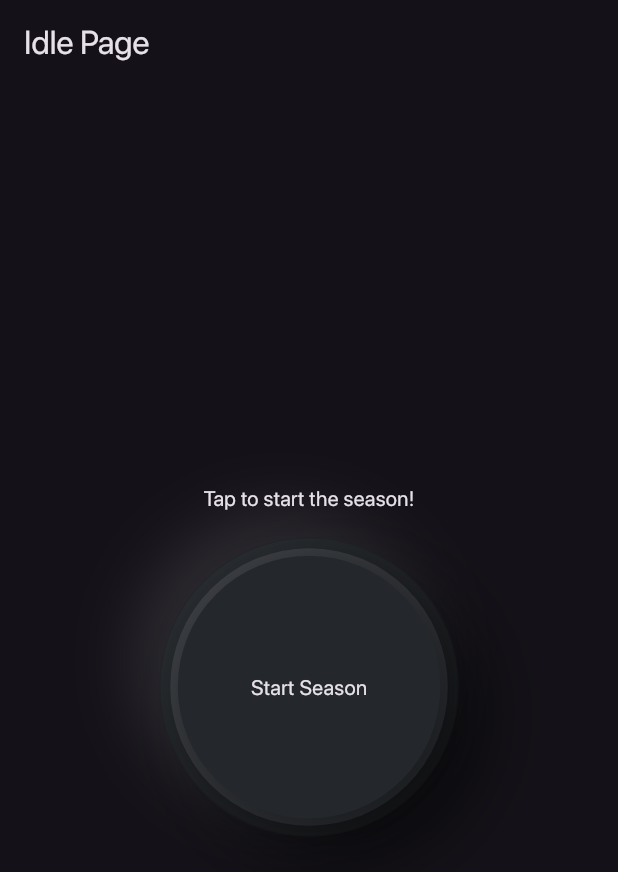
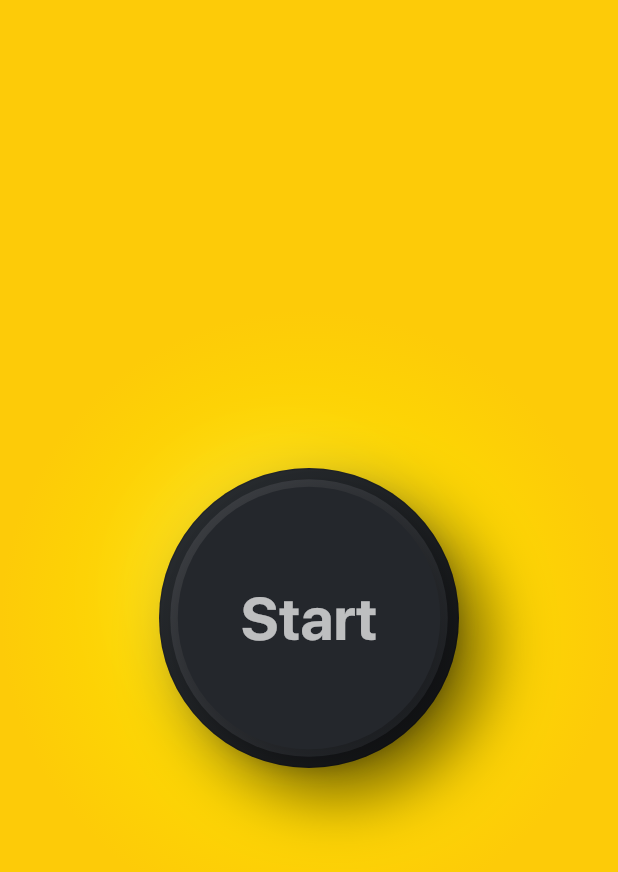
Before and after one commit to Snapp-X/m_and_m, a Flutter app: the screen it shows after launch, on a phone screen of 412 x 824 dp. Shown: the top 872 px of the screen. Run offline on Flutter 3.47's test engine with Material 3 defaults, Android fonts, the phone set to English and light mode, and no system bars; our stand-ins replace flutter_riverpod, freezed_annotation, go_router, recase; missing offline and left inert: dbus, neumorphic_ui; generated files the repository leaves out were written again.

Commit message:
add idle page UI

```diff
--- a/lib/src/features/idle/presentation/page/idle_page.dart
+++ b/lib/src/features/idle/presentation/page/idle_page.dart
@@ -9,24 +9,34 @@ class IdlePage extends ConsumerWidget {
   @override
   Widget build(BuildContext context, WidgetRef ref) {
     return Scaffold(
-      appBar: AppBar(
-        title: const Text('Idle Page'),
+      backgroundColor: const Color(0xffFDCB08),
+      body: Container(
+        decoration: const BoxDecoration(
+          gradient: RadialGradient(
+            colors: [
+              Color(0xffFDDC01),
+              Color(0xffFDCB08),
+            ],
+            radius: .5,
+            stops: [.4, 1],
           ),
-      body: Center(
-        child: Column(
-          mainAxisSize: MainAxisSize.min,
-          children: [
-            const Text('Tap to start the season!'),
-            const SizedBox(height: 16),
-            NueButton(
+        ),
+        child: Center(
+          child: NueButton(
             size: 200,
             color: const Color(0xff24272C),
             onPressed: () {
               ref.read(seasonControlProvider.notifier).startSeason();
             },
-              child: const Text('Start Season'),
+            child: const Text(
+              'Start',
+              style: TextStyle(
+                fontSize: 40,
+                fontWeight: FontWeight.bold,
+                color: Colors.white70,
               ),
-          ],
+            ),
+          ),
         ),
       ),
     );
```
Lines whose indentation alone changed are shown as unchanged.
